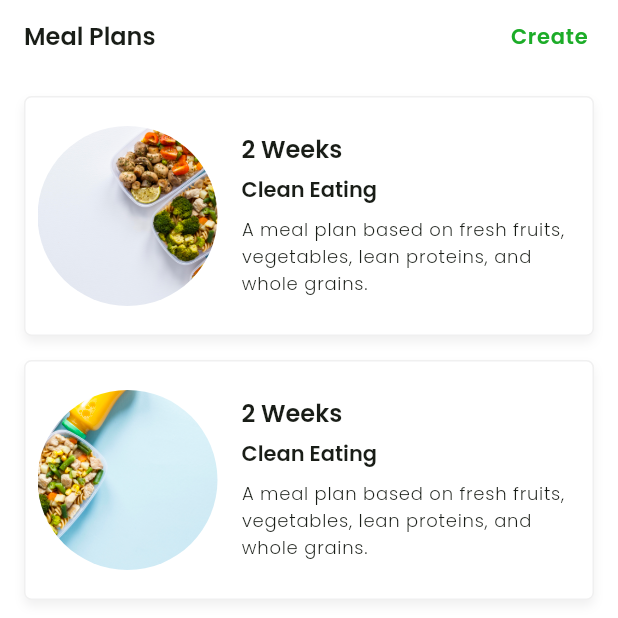
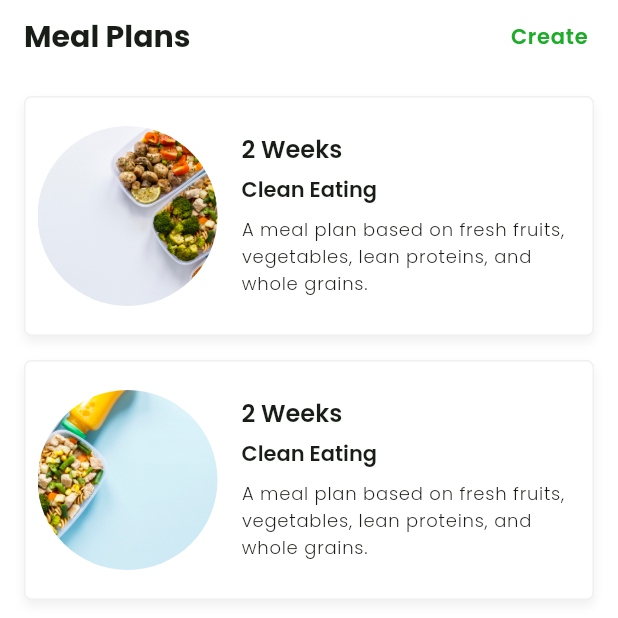
Before and after one commit to namayz18/meal_prep, a Flutter app: the screen it shows after launch, item 2 of the bottom bar chosen, on a phone screen of 412 x 824 dp, the top half of it. Run offline on Flutter 3.47's test engine with Material 3 defaults, Android fonts, the phone set to English and light mode, and no system bars; our stand-ins replace cloud_firestore, easy_date_timeline, firebase_core, flutter_svg, hive, hive_flutter and 2 more; accounts and stored records are empty; project files that could hold a hidden picture were left out.

Commit message:
Custom app bar text added

```diff
--- a/lib/core/themes/app_text_theme.dart
+++ b/lib/core/themes/app_text_theme.dart
@@ -11,7 +11,7 @@ class AppTextTheme {
         // SubDisplay
         displaySmall: TextStyle(
           fontSize: 20,
-          fontWeight: FontWeight.w600,
+          fontWeight: FontWeight.w700,
         ),
         // Heading
         headlineLarge: TextStyle(
--- a/lib/views/explore/explore_view.dart
+++ b/lib/views/explore/explore_view.dart
@@ -10,6 +10,7 @@ import 'package:meal_prep/views/recipe/recipe_view.dart';
 import 'package:meal_prep/views/search/search_view.dart';
 import 'package:meal_prep/widgets/card/recipe_card.dart';
 import 'package:meal_prep/widgets/card/saved_card.dart';
+import 'package:meal_prep/widgets/text/custom_app_bar_text.dart';
 import 'package:meal_prep/widgets/text/custom_heading_text.dart';
 
 class ExploreView extends StatefulWidget {
@@ -51,7 +52,7 @@ class _ExploreViewState extends State<ExploreView> {
             const SizedBox(height: 16),
             Row(
               children: [
-                const CustomHeadingText(title: 'Meal Prep Ideas'),
+                const CustomAppBarText(title: 'Meal Prep Ideas'),
                 const Spacer(),
                 Row(
                   children: [
--- a/lib/views/home/home_view.dart
+++ b/lib/views/home/home_view.dart
@@ -1,6 +1,5 @@
 import 'package:easy_date_timeline/easy_date_timeline.dart';
 import 'package:flutter/material.dart';
-import 'package:meal_prep/core/extensions/theme_colors.dart';
 import 'package:meal_prep/views/home/controller/home_view_controller.dart';
 import 'package:meal_prep/views/home/view/home_day_view.dart';
 
--- a/lib/views/meal/meal_view.dart
+++ b/lib/views/meal/meal_view.dart
@@ -2,7 +2,7 @@ import 'package:flutter/material.dart';
 import 'package:meal_prep/core/extensions/text_styles.dart';
 import 'package:meal_prep/core/extensions/theme_colors.dart';
 import 'package:meal_prep/widgets/button/custom_text_button.dart';
-import 'package:meal_prep/widgets/text/custom_heading_text.dart';
+import 'package:meal_prep/widgets/text/custom_app_bar_text.dart';
 
 class MealView extends StatefulWidget {
   const MealView({Key? key}) : super(key: key);
@@ -15,15 +15,19 @@ class _MealViewState extends State<MealView> {
   @override
   Widget build(BuildContext context) {
     return Scaffold(
-      body: ListView(
+      body: SafeArea(
+        child: Column(
           children: [
             const Row(
               children: [
-              CustomHeadingText(title: 'Meal Plans'),
+                CustomAppBarText(title: 'Meal Plans'),
                 Spacer(),
                 CustomTextButton(title: 'Create')
               ],
             ),
+            Expanded(
+              child: ListView(
+                children: [
                   const SizedBox(height: 16),
                   mealView(
                     context,
@@ -40,6 +44,10 @@ class _MealViewState extends State<MealView> {
                     'assets/images/meal3.jpg',
                   )
                 ],
+              ),
+            ),
+          ],
+        ),
       ),
       floatingActionButton: FloatingActionButton.small(
         heroTag: "btn2",
--- a/lib/views/shopping/shopping_view.dart
+++ b/lib/views/shopping/shopping_view.dart
@@ -7,7 +7,7 @@ import 'package:meal_prep/views/shopping/controller/shopping_controller.dart';
 import 'package:meal_prep/widgets/button/custom_icon_text_button.dart';
 import 'package:meal_prep/widgets/button/custom_text_button.dart';
 import 'package:meal_prep/widgets/card/meal_tile_card.dart';
-import 'package:meal_prep/widgets/text/custom_heading_text.dart';
+import 'package:meal_prep/widgets/text/custom_app_bar_text.dart';
 
 class ShoppingView extends StatefulWidget {
   const ShoppingView({Key? key}) : super(key: key);
@@ -26,7 +26,7 @@ class _ShoppingViewState extends State<ShoppingView> {
           children: [
             Row(
               children: [
-                const CustomHeadingText(title: 'My Shopping List'),
+                const CustomAppBarText(title: 'My Shopping List'),
                 const Spacer(),
                 CustomTextButton(title: 'Edit', onPress: () {}),
               ],
--- /dev/null
+++ b/lib/widgets/text/custom_app_bar_text.dart
@@ -0,0 +1,23 @@
+import 'package:flutter/material.dart';
+import 'package:meal_prep/core/extensions/text_styles.dart';
+
+class CustomAppBarText extends StatelessWidget {
+  const CustomAppBarText({super.key, required this.title});
+  final String title;
+  @override
+  Widget build(BuildContext context) {
+    return Padding(
+      padding: const EdgeInsets.symmetric(horizontal: 16.0),
+      child: Column(
+        crossAxisAlignment: CrossAxisAlignment.start,
+        children: [
+          Text(
+            title,
+            textAlign: TextAlign.start,
+            style: context.subDisplay,
+          ),
+        ],
+      ),
+    );
+  }
+}
```
Also changed, not shown: lib/views/home/view/home_day_view.dart (+5 -3 lines), lib/views/home/widgets/calendar_title_widget.dart (+3 -33 lines). Lines whose indentation alone changed are shown as unchanged.
